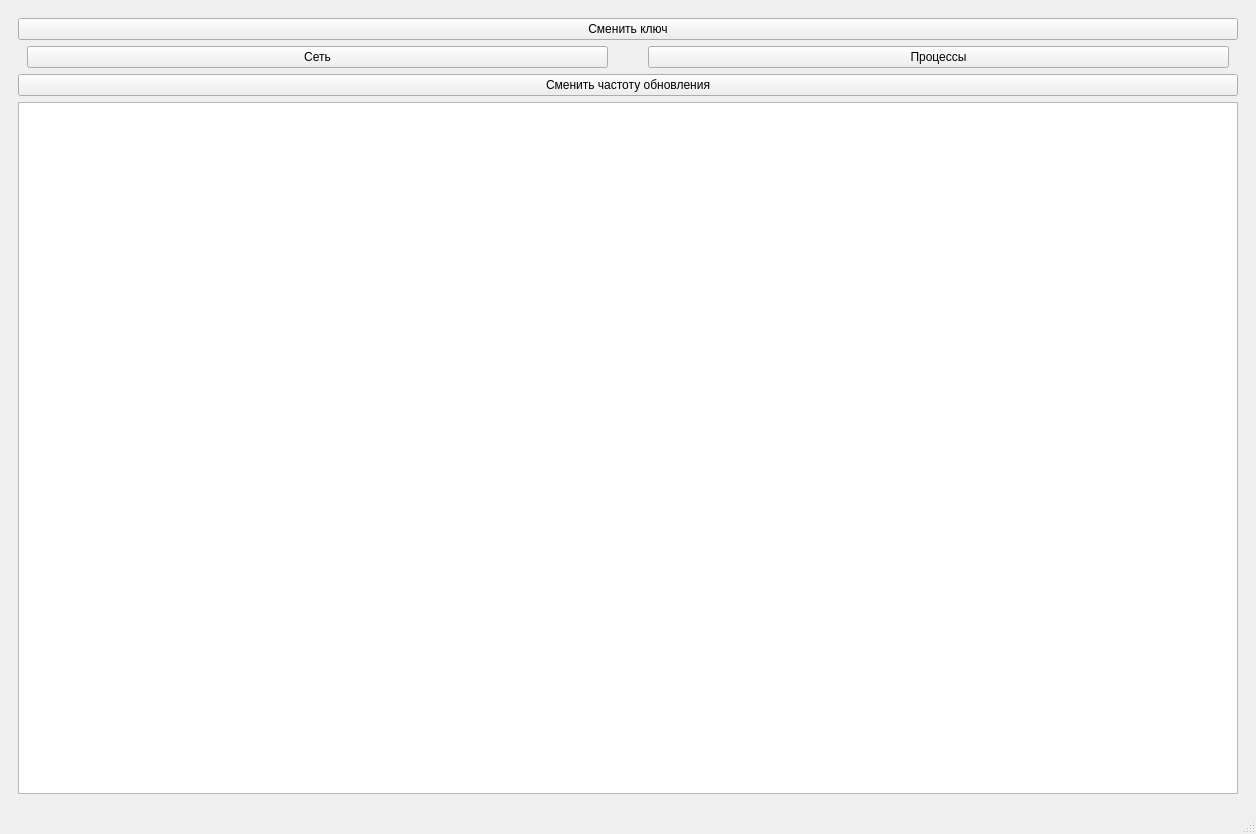
Old version of the form mainwindow.ui in the repository Dyehalla/TaskManager.
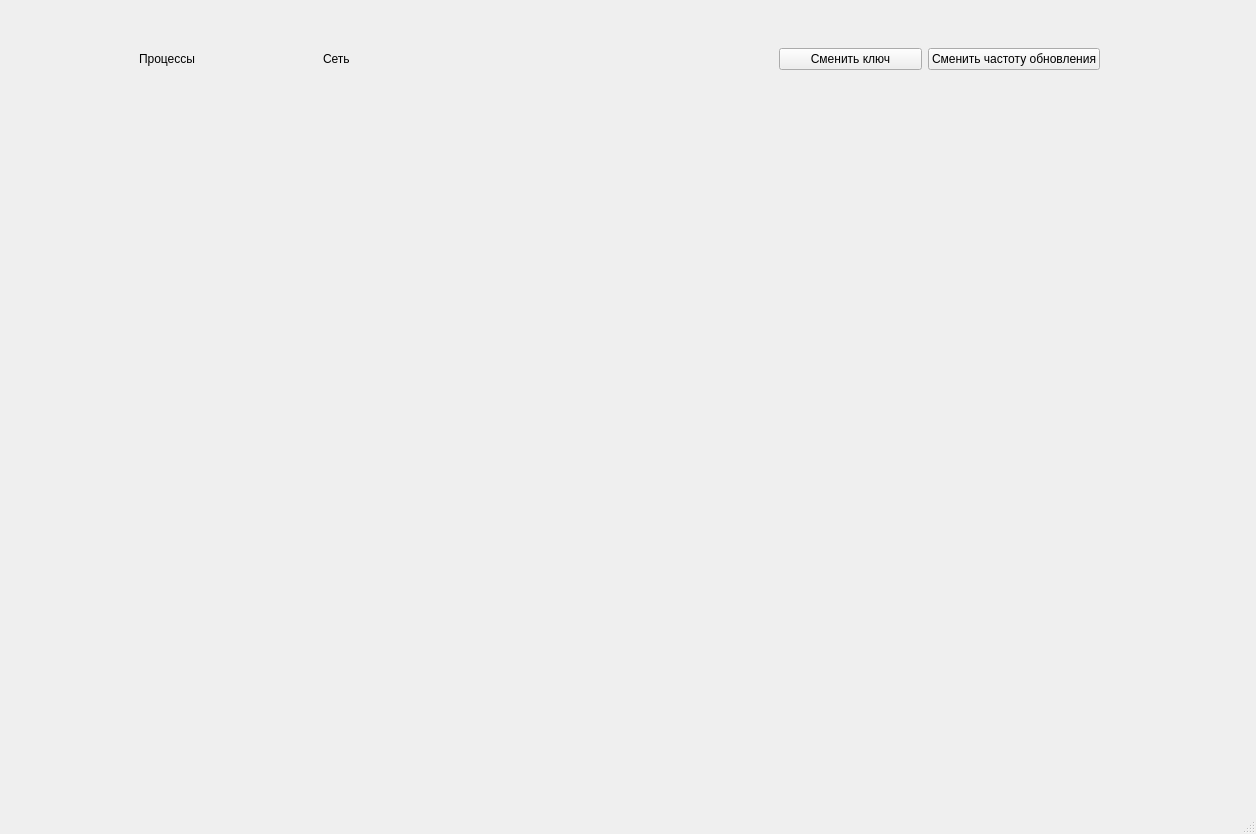
New version of the form.

The edit to the form file:
```diff
--- a/mainwindow.ui
+++ b/mainwindow.ui
@@ -20,10 +20,45 @@
       <property name="minimumSize">
        <size>
         <width>0</width>
-        <height>60</height>
+        <height>100</height>
        </size>
       </property>
-      <layout class="QVBoxLayout" name="UpperButtonsVerticalLayout">
+      <widget class="QWidget" name="horizontalLayoutWidget">
+       <property name="geometry">
+        <rect>
+         <x>130</x>
+         <y>10</y>
+         <width>361</width>
+         <height>80</height>
+        </rect>
+       </property>
+       <layout class="QHBoxLayout" name="TableSwitchLayout">
+        <item>
+         <widget class="QLabel" name="label">
+          <property name="text">
+           <string>Процессы</string>
+          </property>
+         </widget>
+        </item>
+        <item>
+         <widget class="QLabel" name="label_2">
+          <property name="text">
+           <string>Сеть</string>
+          </property>
+         </widget>
+        </item>
+       </layout>
+      </widget>
+      <widget class="QWidget" name="horizontalLayoutWidget_2">
+       <property name="geometry">
+        <rect>
+         <x>770</x>
+         <y>10</y>
+         <width>321</width>
+         <height>80</height>
+        </rect>
+       </property>
+       <layout class="QHBoxLayout" name="horizontalLayout">
        <item>
         <widget class="QPushButton" name="ChangeApiKey">
          <property name="text">
@@ -31,47 +66,6 @@
          </property>
         </widget>
        </item>
-       <item>
-        <widget class="QWidget" name="UpperUpperButtons" native="true">
-         <layout class="QHBoxLayout" name="UpperUpperButtonsHorizontalLayout">
-          <property name="spacing">
-           <number>40</number>
-          </property>
-          <property name="topMargin">
-           <number>0</number>
-          </property>
-          <property name="bottomMargin">
-           <number>0</number>
-          </property>
-          <item>
-           <widget class="QPushButton" name="NetworkPageButton">
-            <property name="sizePolicy">
-             <sizepolicy hsizetype="Minimum" vsizetype="Preferred">
-              <horstretch>0</horstretch>
-              <verstretch>0</verstretch>
-             </sizepolicy>
-            </property>
-            <property name="text">
-             <string>Сеть</string>
-            </property>
-           </widget>
-          </item>
-          <item>
-           <widget class="QPushButton" name="ProcessPageButton">
-            <property name="sizePolicy">
-             <sizepolicy hsizetype="Minimum" vsizetype="Preferred">
-              <horstretch>0</horstretch>
-              <verstretch>0</verstretch>
-             </sizepolicy>
-            </property>
-            <property name="text">
-             <string>Процессы</string>
-            </property>
-           </widget>
-          </item>
-         </layout>
-        </widget>
-       </item>
        <item>
         <widget class="QPushButton" name="changeTimer">
          <property name="text">
@@ -79,14 +73,8 @@
          </property>
         </widget>
        </item>
-       <item>
-        <widget class="QTableView" name="ProcessTable">
-         <property name="selectionBehavior">
-          <enum>QAbstractItemView::SelectionBehavior::SelectItems</enum>
-         </property>
-        </widget>
-       </item>
-      </layout>
+       </layout>
+      </widget>
      </widget>
     </item>
    </layout>
```
Left out of the diff: 2 changed lines with no effect on the pictures. Lines whose indentation alone changed are shown as unchanged.
